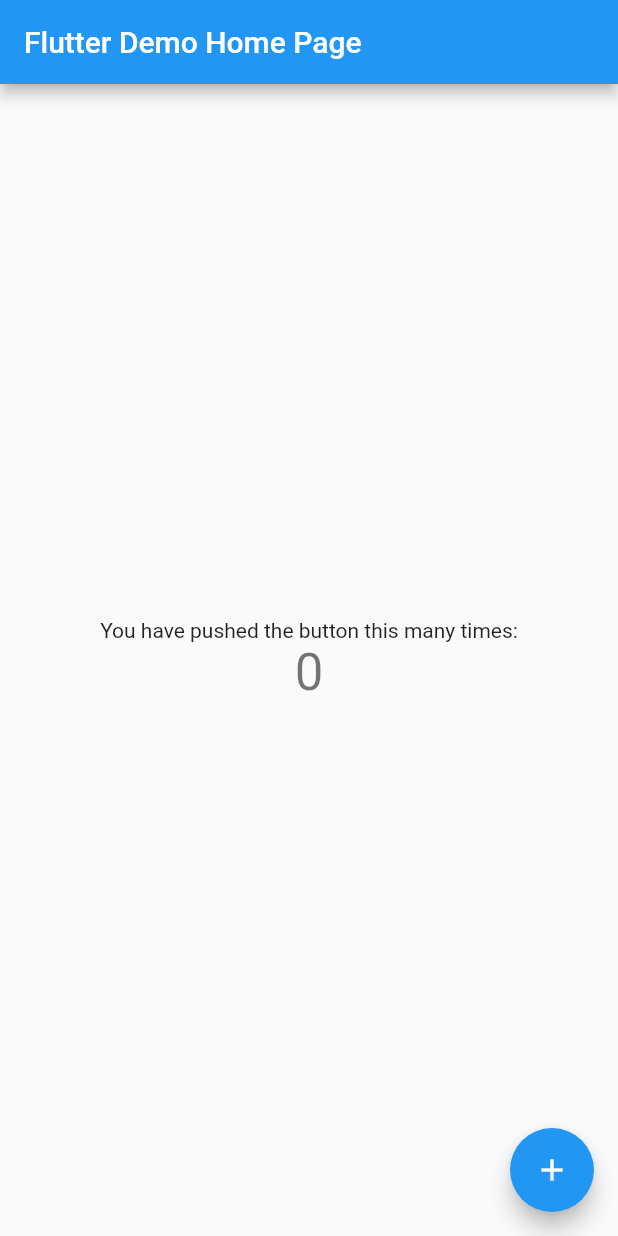
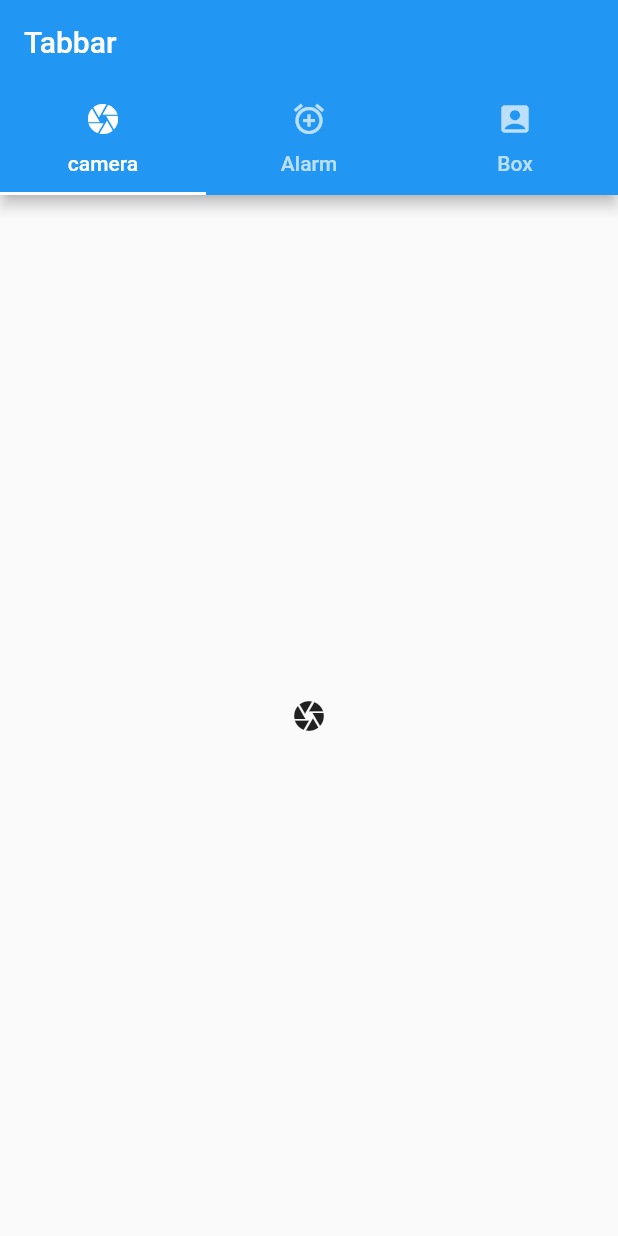
Before and after one commit to Pannita2212/lab01, a Flutter app: the screen it shows after launch, on a phone screen of 412 x 824 dp. Run offline on Flutter 3.47's test engine with Material 2 defaults, Android fonts, the phone set to English and light mode, and no system bars.

Commit message:
widget change

```diff
--- a/lib/main.dart
+++ b/lib/main.dart
@@ -7,105 +7,98 @@ class MyApp extends StatelessWidget {
   @override
   Widget build(BuildContext context) {
     return MaterialApp(
-      title: 'Flutter Demo',
+      title: 'Hello world',
       theme: ThemeData(
-        // This is the theme of your application.
-        //
-        // Try running your application with "flutter run". You'll see the
-        // application has a blue toolbar. Then, without quitting the app, try
-        // changing the primarySwatch below to Colors.green and then invoke
-        // "hot reload" (press "r" in the console where you ran "flutter run",
-        // or simply save your changes to "hot reload" in a Flutter IDE).
-        // Notice that the counter didn't reset back to zero; the application
-        // is not restarted.
         primarySwatch: Colors.blue,
       ),
-      home: MyHomePage(title: 'Flutter Demo Home Page'),
+      home: MyHomePage(),
+      debugShowCheckedModeBanner: false,
     );
   }
 }
 
-class MyHomePage extends StatefulWidget {
-  MyHomePage({Key key, this.title}) : super(key: key);
+class MyHomePage extends StatelessWidget{
+  @override
+  Widget build(BuildContext context) {
+    return DefaultTabController(
+      length: 3,
+      child : Scaffold(
+        appBar: AppBar(
+          title: Text("Tabbar"),
+          bottom: TabBar(
+            tabs: <Widget>[
+              Tab(icon: Icon(Icons.camera),
+              text: "camera",),
+              Tab(icon: Icon(Icons.add_alarm),
+              text: "Alarm",),
+              Tab(icon: Icon(Icons.account_box),
+              text: "Box",),
+            ],
+          ),
+        ),
+        body: TabBarView(
+          children: <Widget>[
+            Icon(Icons.camera),Icon(Icons.add_alarm),Icon(Icons.account_box)
+          ],
+        ),
+        ),
+    );
+  }
 
-  // This widget is the home page of your application. It is stateful, meaning
-  // that it has a State object (defined below) that contains fields that affect
-  // how it looks.
-
-  // This class is the configuration for the state. It holds the values (in this
-  // case the title) provided by the parent (in this case the App widget) and
-  // used by the build method of the State. Fields in a Widget subclass are
-  // always marked "final".
-
-  final String title;
-
-  @override
-  _MyHomePageState createState() => _MyHomePageState();
 }
 
-class _MyHomePageState extends State<MyHomePage> {
-  int _counter = 0;
+// class MyHomePage extends StatefulWidget {
+//   @override
+//   State<StatefulWidget> createState() {
+//     // TODO: implement createState
+//     return MyHomePageState();
+//   }
+// }
 
-  void _incrementCounter() {
-    setState(() {
-      // This call to setState tells the Flutter framework that something has
-      // changed in this State, which causes it to rerun the build method below
-      // so that the display can reflect the updated values. If we changed
-      // _counter without calling setState(), then the build method would not be
-      // called again, and so nothing would appear to happen.
-      _counter++;
-    });
-  }
+// class MyHomePageState extends State<MyHomePage> {
+//   int counter = 0;
+//   @override
+//   Widget build(BuildContext context) {
+//     // TODO: implement build
+//     return Scaffold(
+//       appBar: AppBar(
+//         title: Text("Test!!!!"),
+//       ),
+//       body: Column(
+//         mainAxisAlignment:MainAxisAlignment.spaceAround,
+//         crossAxisAlignment: CrossAxisAlignment.start,
+//         children: <Widget>[Text("1"), Text("2"), Text("3")],
+//       ),
+//       floatingActionButton: IconButton(
+//         icon: Icon(Icons.add),
+//         onPressed: () {
+//           setState(() {
+//             counter++;
+//           });
+//           print("counter values $counter");
+//         },
+//       ),
+//     );
+//   }
+// }
 
-  @override
-  Widget build(BuildContext context) {
-    // This method is rerun every time setState is called, for instance as done
-    // by the _incrementCounter method above.
-    //
-    // The Flutter framework has been optimized to make rerunning build methods
-    // fast, so that you can just rebuild anything that needs updating rather
-    // than having to individually change instances of widgets.
-    return Scaffold(
-      appBar: AppBar(
-        // Here we take the value from the MyHomePage object that was created by
-        // the App.build method, and use it to set our appbar title.
-        title: Text(widget.title),
-      ),
-      body: Center(
-        // Center is a layout widget. It takes a single child and positions it
-        // in the middle of the parent.
-        child: Column(
-          // Column is also layout widget. It takes a list of children and
-          // arranges them vertically. By default, it sizes itself to fit its
-          // children horizontally, and tries to be as tall as its parent.
-          //
-          // Invoke "debug painting" (press "p" in the console, choose the
-          // "Toggle Debug Paint" action from the Flutter Inspector in Android
-          // Studio, or the "Toggle Debug Paint" command in Visual Studio Code)
-          // to see the wireframe for each widget.
-          //
-          // Column has various properties to control how it sizes itself and
-          // how it positions its children. Here we use mainAxisAlignment to
-          // center the children vertically; the main axis here is the vertical
-          // axis because Columns are vertical (the cross axis would be
-          // horizontal).
-          mainAxisAlignment: MainAxisAlignment.center,
-          children: <Widget>[
-            Text(
-              'You have pushed the button this many times:',
-            ),
-            Text(
-              '$_counter',
-              style: Theme.of(context).textTheme.display1,
-            ),
-          ],
-        ),
-      ),
-      floatingActionButton: FloatingActionButton(
-        onPressed: _incrementCounter,
-        tooltip: 'Increment',
-        child: Icon(Icons.add),
-      ), // This trailing comma makes auto-formatting nicer for build methods.
-    );
-  }
-}
+// class MyHomePage extends StatelessWidget {
+//   int counter = 0;
+//   @override
+//   Widget build(BuildContext context) {
+//     // TODO: implement build
+//     return Scaffold(
+//       appBar: AppBar(
+//         title: Text("Test!!!!"),
+//       ),
+//       body: Text("${counter}"),
+//       floatingActionButton: IconButton(
+//         icon: Icon(Icons.add),
+//         onPressed: (){
+//           counter++;
+//           print("counter values $counter");
+//         },
+//       ),
+//     );
+//   }
+// }
```
